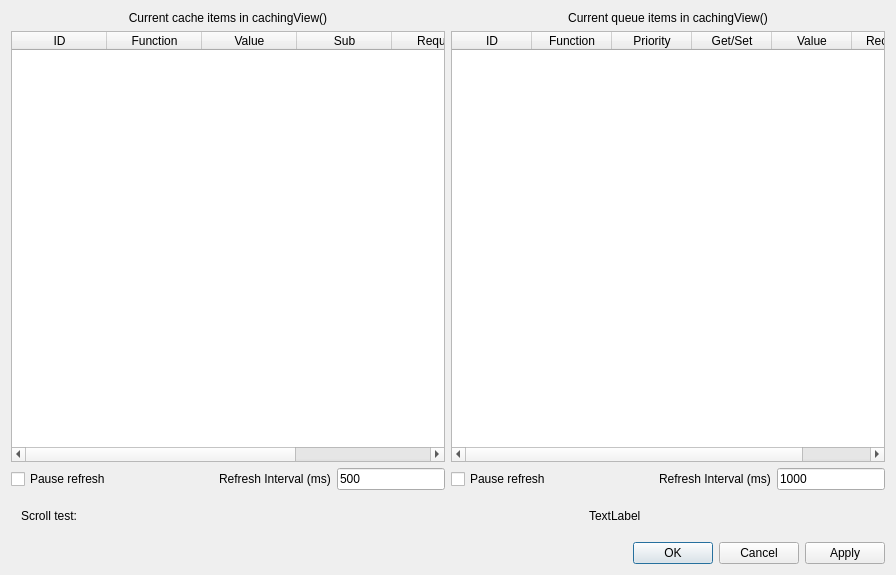
Qt form debugwindow.ui (adecarolis/wfweb) before a commit.
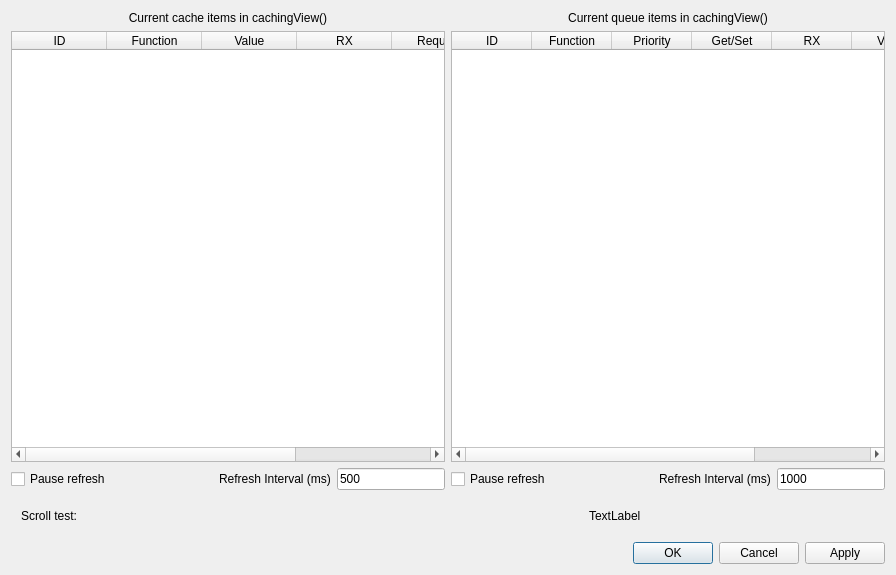
The same form after that commit. Custom widgets are drawn as their Qt base class.

```diff
--- a/debugwindow.ui
+++ b/debugwindow.ui
@@ -79,7 +79,7 @@
          </column>
          <column>
           <property name="text">
-           <string>Sub</string>
+           <string>RX</string>
           </property>
          </column>
          <column>
@@ -122,6 +122,11 @@
            <string>Get/Set</string>
           </property>
          </column>
+         <column>
+          <property name="text">
+           <string>RX</string>
+          </property>
+         </column>
          <column>
           <property name="text">
            <string>Value</string>
```
Left out of the diff: 18 changed lines with no effect on the pictures.
